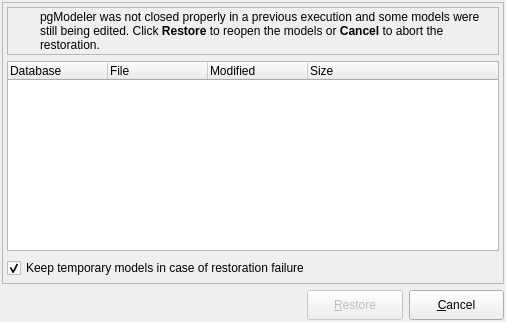
Above: libpgmodeler_ui/ui/modelrestorationform.ui from pgmodeler/pgmodeler before the change. Below: the same form after it.
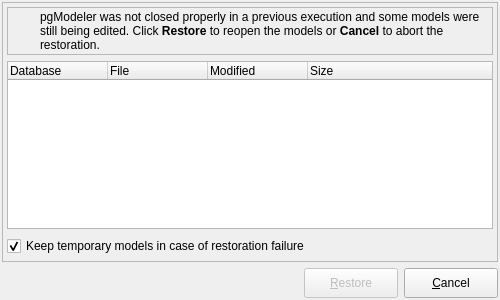
That is the form after the change. Icons and pictures are not drawn.

Commit message: Improvement done in model restoration dialog that is now displayed after the main windows is exposed

```diff
--- a/libpgmodeler_ui/ui/modelrestorationform.ui
+++ b/libpgmodeler_ui/ui/modelrestorationform.ui
@@ -9,8 +9,8 @@
    <rect>
     <x>0</x>
     <y>0</y>
-    <width>506</width>
-    <height>322</height>
+    <width>500</width>
+    <height>300</height>
    </rect>
   </property>
   <property name="sizePolicy">
@@ -21,7 +21,7 @@
   </property>
   <property name="minimumSize">
    <size>
-    <width>300</width>
+    <width>500</width>
     <height>300</height>
    </size>
   </property>
```
The commit also changes 5 other files.
